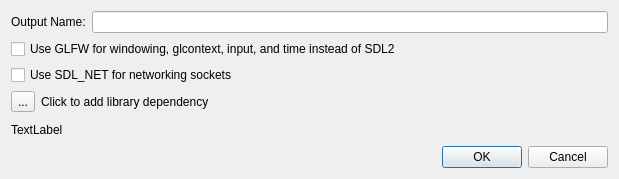
Before: the Qt Designer form Editor/src/Assets/Source/SourceSettingsDlg.ui in GameOverture/HarmonyEngine, drawn with Qt 5.
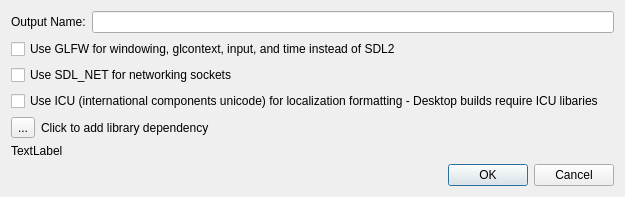
After: the same form once the commit is applied. Icons and pictures are not drawn.

Commit message: Localization stuff; ICUinitial support

```diff
--- a/Editor/src/Assets/Source/SourceSettingsDlg.ui
+++ b/Editor/src/Assets/Source/SourceSettingsDlg.ui
@@ -6,8 +6,8 @@
    <rect>
     <x>0</x>
     <y>0</y>
-    <width>619</width>
-    <height>179</height>
+    <width>625</width>
+    <height>195</height>
    </rect>
   </property>
   <property name="sizePolicy">
@@ -58,6 +58,13 @@
      </property>
     </widget>
    </item>
+   <item>
+    <widget class="QCheckBox" name="chkUseIcu">
+     <property name="text">
+      <string>Use ICU (international components unicode) for localization formatting - Desktop builds require ICU libaries</string>
+     </property>
+    </widget>
+   </item>
    <item>
     <layout class="QVBoxLayout" name="lytDependencies"/>
    </item>
```
The commit also changes 13 other files.
